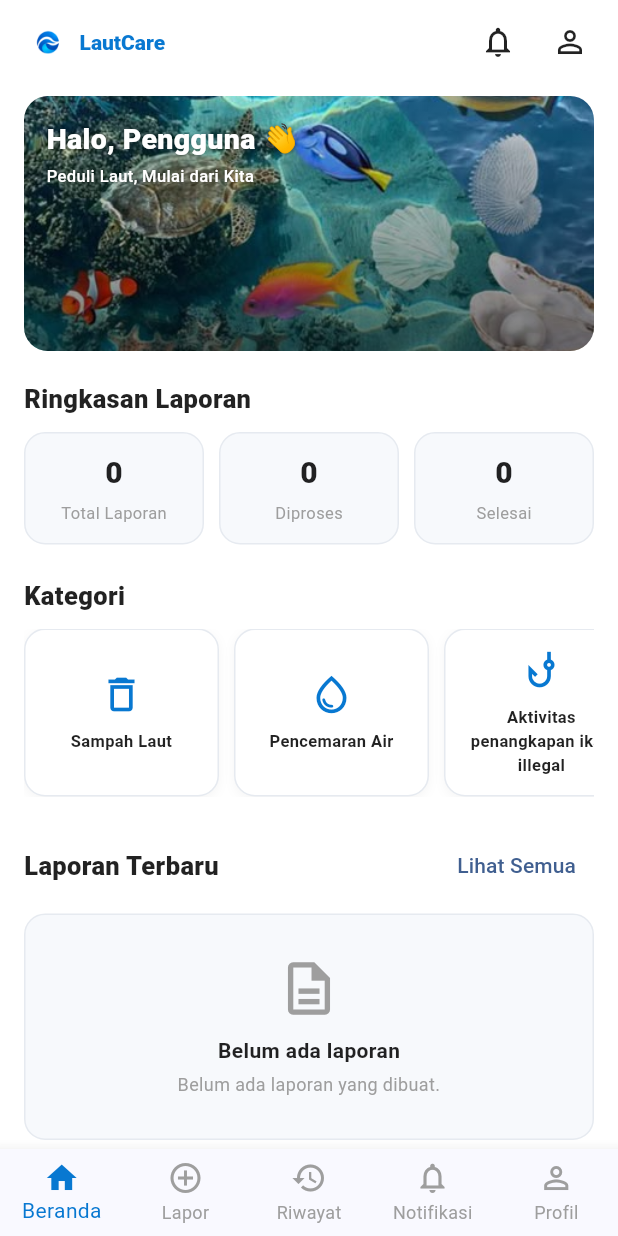
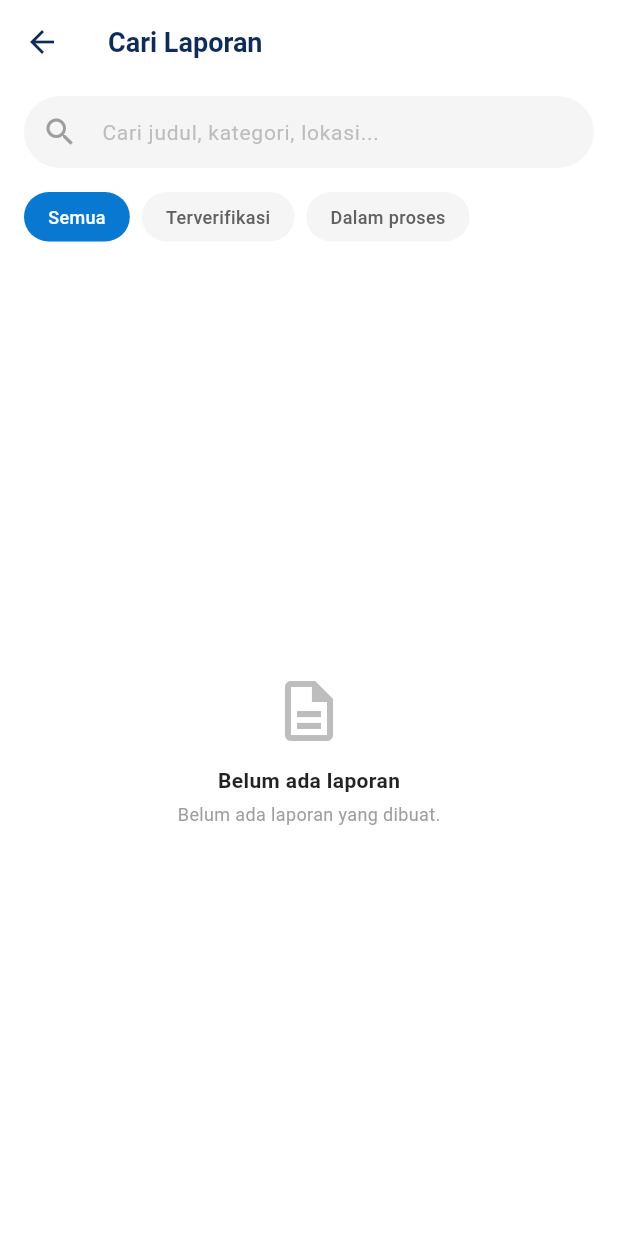
Before and after one commit to arfianti056-cloud/lautcare, a Flutter app: the BerandaScreen screen opened by its route, after a tap on "Lihat Semua", on a phone screen of 412 x 824 dp. Run offline on Flutter 3.47's test engine with Material 3 defaults, Android fonts, the phone set to English and light mode, and no system bars.

Commit message:
search screen

```diff
--- a/lib/main.dart
+++ b/lib/main.dart
@@ -5,6 +5,7 @@ import 'screens/login_screen.dart';
 import 'screens/register_screen.dart';
 import 'screens/beranda_screen.dart';
 import 'screens/laporan_screen.dart';
+import 'screens/search_screen.dart';
 
 void main() {
   runApp(const LautCareApp());
@@ -32,6 +33,7 @@ class LautCareApp extends StatelessWidget {
         '/register': (_) => const RegisterScreen(),
         '/beranda': (_) => const BerandaScreen(),
         '/laporan': (context) => const LaporanScreen(),
+        '/search': (context) => const SearchScreen(), // Tambahan rute pencarian
       },
     );
   }
--- a/lib/screens/beranda_screen.dart
+++ b/lib/screens/beranda_screen.dart
@@ -198,7 +198,12 @@ class BerandaScreen extends StatelessWidget {
                     color: Colors.black87,
                   ),
                 ),
-                TextButton(onPressed: () {}, child: const Text('Lihat Semua')),
+                TextButton(
+                  onPressed: () {
+                    Navigator.pushNamed(context, '/search');
+                  },
+                  child: const Text('Lihat Semua'),
+                ),
               ],
             ),
 
--- /dev/null
+++ b/lib/screens/search_screen.dart
@@ -0,0 +1,295 @@
+import 'package:flutter/material.dart';
+
+class SearchScreen extends StatefulWidget {
+  const SearchScreen({super.key});
+
+  @override
+  State<SearchScreen> createState() => _SearchScreenState();
+}
+
+class _SearchScreenState extends State<SearchScreen> {
+  int _selectedCategoryIndex = 0;
+  final TextEditingController _searchController = TextEditingController();
+
+  // Kata kunci pencarian saat ini
+  String _searchQuery = '';
+
+  // Data laporan dikosongkan terlebih dahulu, laporan akan muncul setelah user membuatnya
+  final List<Map<String, dynamic>> _reports = [];
+
+  @override
+  void initState() {
+    super.initState();
+    _searchController.addListener(() {
+      setState(() {
+        _searchQuery = _searchController.text.toLowerCase();
+      });
+    });
+  }
+
+  @override
+  void dispose() {
+    _searchController.dispose();
+    super.dispose();
+  }
+
+  @override
+  Widget build(BuildContext context) {
+    // Filter data berdasarkan kategori dan teks pencarian
+    final filteredReports = _reports.where((report) {
+      final matchesSearch =
+          report['title'].toLowerCase().contains(_searchQuery) ||
+          report['location'].toLowerCase().contains(_searchQuery) ||
+          report['category'].toLowerCase().contains(_searchQuery);
+
+      if (_selectedCategoryIndex == 1) {
+        return matchesSearch && report['status'] == 'Terverifikasi';
+      } else if (_selectedCategoryIndex == 2) {
+        return matchesSearch && report['status'] == 'Dalam proses';
+      }
+      return matchesSearch;
+    }).toList();
+
+    return Scaffold(
+      backgroundColor: Colors.white,
+      appBar: AppBar(
+        backgroundColor: Colors.white,
+        elevation: 0,
+        leading: IconButton(
+          icon: const Icon(Icons.arrow_back, color: Color(0xFF0F2C59)),
+          onPressed: () => Navigator.pop(context),
+        ),
+        title: const Text(
+          'Cari Laporan',
+          style: TextStyle(
+            color: Color(0xFF0F2C59),
+            fontWeight: FontWeight.bold,
+            fontSize: 18,
+          ),
+        ),
+      ),
+      body: Column(
+        children: [
+          // 1. Kotak Pencarian (Search Bar)
+          Padding(
+            padding: const EdgeInsets.symmetric(
+              horizontal: 16.0,
+              vertical: 8.0,
+            ),
+            child: TextField(
+              controller: _searchController,
+              decoration: InputDecoration(
+                hintText: 'Cari judul, kategori, lokasi...',
+                hintStyle: TextStyle(color: Colors.grey[400], fontSize: 14),
+                prefixIcon: const Icon(Icons.search, color: Colors.grey),
+                suffixIcon: _searchQuery.isNotEmpty
+                    ? IconButton(
+                        icon: const Icon(Icons.clear, size: 18),
+                        onPressed: () => _searchController.clear(),
+                      )
+                    : null,
+                filled: true,
+                fillColor: Colors.grey[100],
+                contentPadding: const EdgeInsets.symmetric(vertical: 0),
+                border: OutlineInputBorder(
+                  borderRadius: BorderRadius.circular(30),
+                  borderSide: BorderSide.none,
+                ),
+              ),
+            ),
+          ),
+
+          // 2. Tombol Filter Kategori
+          Padding(
+            padding: const EdgeInsets.symmetric(
+              horizontal: 16.0,
+              vertical: 8.0,
+            ),
+            child: Row(
+              children: [
+                _buildCategoryButton('Semua', 0),
+                const SizedBox(width: 8),
+                _buildCategoryButton('Terverifikasi', 1),
+                const SizedBox(width: 8),
+                _buildCategoryButton('Dalam proses', 2),
+              ],
+            ),
+          ),
+          const SizedBox(height: 8),
+
+          // 3. Daftar Hasil Laporan (Menampilkan pesan kosong jika belum ada laporan)
+          Expanded(
+            child: filteredReports.isEmpty
+                ? Center(
+                    child: Column(
+                      mainAxisAlignment: MainAxisAlignment.center,
+                      children: [
+                        Icon(
+                          Icons.description_outlined,
+                          size: 48,
+                          color: Colors.grey[400],
+                        ),
+                        const SizedBox(height: 12),
+                        const Text(
+                          'Belum ada laporan',
+                          style: TextStyle(
+                            color: Colors.black87,
+                            fontWeight: FontWeight.w700,
+                            fontSize: 14,
+                          ),
+                        ),
+                        const SizedBox(height: 4),
+                        const Text(
+                          'Belum ada laporan yang dibuat.',
+                          style: TextStyle(color: Colors.grey, fontSize: 12),
+                        ),
+                      ],
+                    ),
+                  )
+                : ListView.builder(
+                    padding: const EdgeInsets.symmetric(horizontal: 16.0),
+                    itemCount: filteredReports.length,
+                    itemBuilder: (context, index) {
+                      final report = filteredReports[index];
+                      return Container(
+                        margin: const EdgeInsets.only(bottom: 12.0),
+                        padding: const EdgeInsets.all(10.0),
+                        decoration: BoxDecoration(
+                          color: Colors.white,
+                          borderRadius: BorderRadius.circular(12),
+                          border: Border.all(color: Colors.grey.shade200),
+                          boxShadow: [
+                            BoxShadow(
+                              color: Colors.black.withOpacity(0.03),
+                              blurRadius: 5,
+                              offset: const Offset(0, 2),
+                            ),
+                          ],
+                        ),
+                        child: Row(
+                          children: [
+                            // Gambar Laporan
+                            ClipRRect(
+                              borderRadius: BorderRadius.circular(8),
+                              child: Image.asset(
+                                report['image'],
+                                width: 75,
+                                height: 75,
+                                fit: BoxFit.cover,
+                                errorBuilder: (context, error, stackTrace) =>
+                                    Container(
+                                      width: 75,
+                                      height: 75,
+                                      color: Colors.grey[300],
+                                      child: const Icon(
+                                        Icons.image,
+                                        color: Colors.grey,
+                                      ),
+                                    ),
+                              ),
+                            ),
+                            const SizedBox(width: 12),
+
+                            // Detail Teks Laporan
+                            Expanded(
+                              child: Column(
+                                crossAxisAlignment: CrossAxisAlignment.start,
+                                children: [
+                                  Text(
+                                    report['title'],
+                                    style: const TextStyle(
+                                      fontWeight: FontWeight.bold,
+                                      fontSize: 14,
+                                      color: Color(0xFF0F2C59),
+                                    ),
+                                  ),
+                                  const SizedBox(height: 4),
+                                  Text(
+                                    report['category'],
+                                    style: TextStyle(
+                                      fontSize: 12,
+                                      color: Colors.blue[700],
+                                    ),
+                                  ),
+                                  const SizedBox(height: 6),
+                                  Row(
+                                    children: [
+                                      Text(
+                                        report['date'],
+                                        style: TextStyle(
+                                          fontSize: 11,
+                                          color: Colors.grey[600],
+                                        ),
+                                      ),
+                                      const SizedBox(width: 6),
+                                      const Text(
+                                        '•',
+                                        style: TextStyle(color: Colors.grey),
+                                      ),
+                                      const SizedBox(width: 6),
+                                      Container(
+                                        padding: const EdgeInsets.symmetric(
+                                          horizontal: 8,
+                                          vertical: 2,
+                                        ),
+                                        decoration: BoxDecoration(
+                                          color:
+                                              (report['statusColor'] as Color)
+                                                  .withOpacity(0.1),
+                                          borderRadius: BorderRadius.circular(
+                                            6,
+                                          ),
+                                        ),
+                                        child: Text(
+                                          report['status'],
+                                          style: TextStyle(
+                                            fontSize: 10,
+                                            fontWeight: FontWeight.bold,
+                                            color: report['statusColor'],
+                                          ),
+                                        ),
+                                      ),
+                                    ],
+                                  ),
+                                ],
+                              ),
+                            ),
+                          ],
+                        ),
+                      );
+                    },
+                  ),
+          ),
+        ],
+      ),
+    );
+  }
+
+  // Widget Tombol Filter Kategori
+  Widget _buildCategoryButton(String title, int index) {
+    bool isSelected = _selectedCategoryIndex == index;
+    return InkWell(
+      onTap: () {
+        setState(() {
+          _selectedCategoryIndex = index;
+        });
+      },
+      borderRadius: BorderRadius.circular(20),
+      child: Container(
+        padding: const EdgeInsets.symmetric(horizontal: 16, vertical: 8),
+        decoration: BoxDecoration(
+          color: isSelected ? const Color(0xFF0878D1) : Colors.grey[100],
+          borderRadius: BorderRadius.circular(20),
+        ),
+        child: Text(
+          title,
+          style: TextStyle(
+            color: isSelected ? Colors.white : Colors.grey[700],
+            fontSize: 12,
+            fontWeight: FontWeight.w500,
+          ),
+        ),
+      ),
+    );
+  }
+}
```
